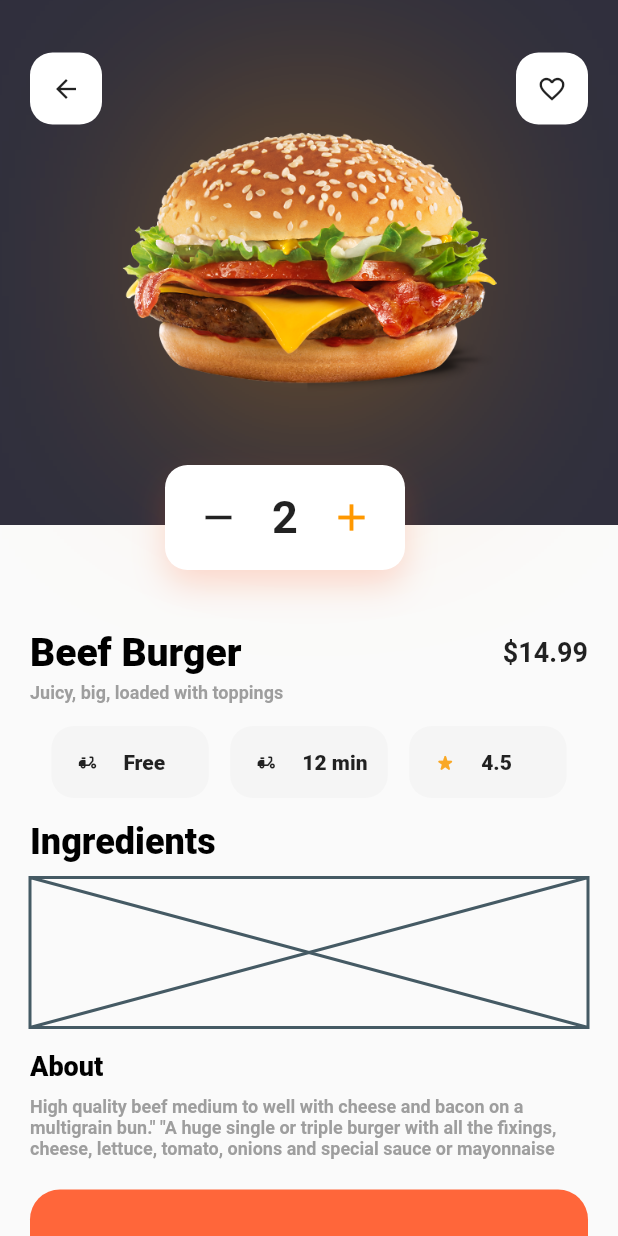
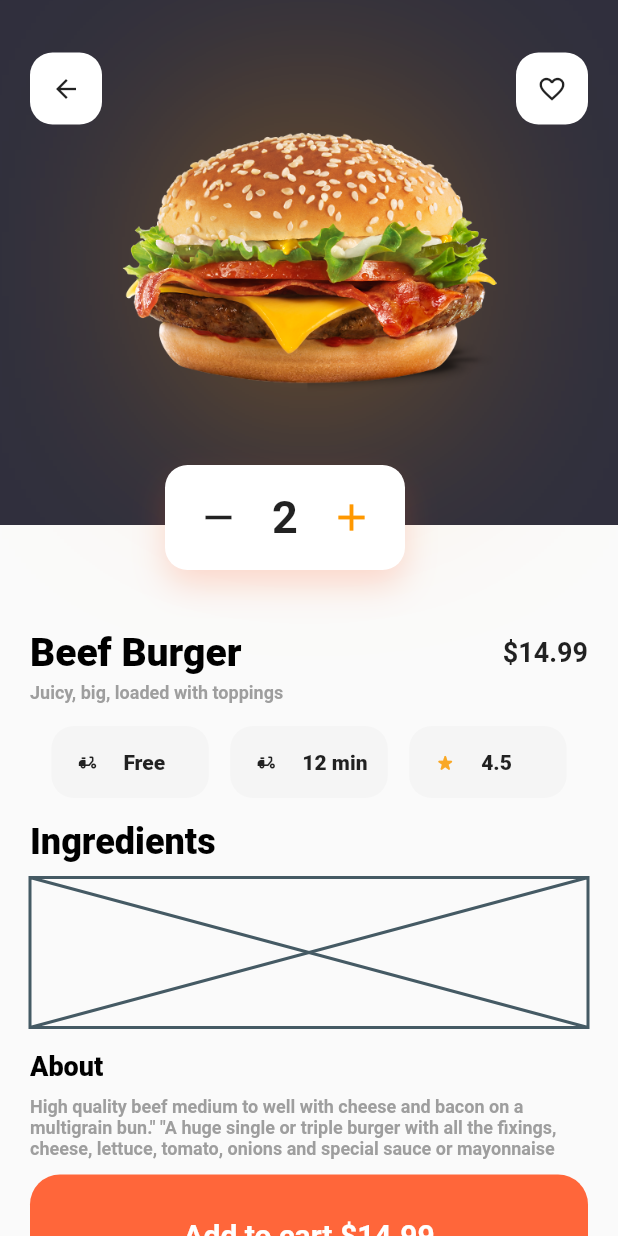
Before and after one commit to romolonobre/projeto_chillox, a Flutter app: the ProductInfoScreen screen opened directly with sample values from the repository, on a phone screen of 412 x 824 dp. Run offline on Flutter 3.47's test engine with Material 2 defaults, Android fonts, the phone set to English and light mode, and no system bars; our stand-ins replace flutter_svg; network calls fail.

Commit message:
created new dart file

```diff
--- /dev/null
+++ b/lib/screens/product_info_screen/add_to_cart_button.dart
@@ -0,0 +1,36 @@
+import 'package:flutter/material.dart';
+import 'package:projeto_chillox/models/popular_food.dart';
+
+///
+/// Add To Cart Butom
+///
+
+class AddToCartButton extends StatelessWidget {
+  const AddToCartButton({
+    Key? key,
+    required this.popularFood,
+  }) : super(key: key);
+
+  final PopularFood popularFood;
+
+  @override
+  Widget build(BuildContext context) {
+    return Container(
+      height: 80,
+      width: double.infinity,
+      decoration: BoxDecoration(
+        color: Color(0xffff663a),
+        borderRadius: BorderRadius.circular(
+          20,
+        ),
+      ),
+      child: Center(
+        child: Text(
+          'Add to cart ${popularFood.price}',
+          style: const TextStyle(
+              color: Colors.white, fontSize: 20, fontWeight: FontWeight.bold),
+        ),
+      ),
+    );
+  }
+}
--- a/lib/screens/product_info_screen/components/product_body.dart
+++ b/lib/screens/product_info_screen/components/product_body.dart
@@ -1,14 +1,13 @@
 import 'package:flutter/material.dart';
 import 'package:flutter/painting.dart';
 import 'package:flutter/widgets.dart';
-import 'package:projeto_chillox/components/buttom.dart';
-import 'package:projeto_chillox/components/delivery_info.dart';
 
 import 'package:projeto_chillox/models/popular_food.dart';
 import 'package:projeto_chillox/screens/product_info_screen/components/food_description.dart';
 import 'package:projeto_chillox/screens/product_info_screen/components/image_header.dart';
 import 'package:projeto_chillox/tipography/heading.dart';
 
+import '../add_to_cart_button.dart';
 import 'app_bar_buttons.dart';
 import 'delivery_info_content.dart';
 import 'food_details.dart';
@@ -82,31 +81,19 @@ class ProductBody extends StatelessWidget {
                       fallbackHeight: 100,
                     ),
                     const SizedBox(height: 15),
-                    DescriptionFood(
-                      popularFood: popularFood,
-                    ),
+
+                    ///
+                    /// This widget draws de desciption
+                    /// abount the current food
+                    ///
+
+                    DescriptionFood(popularFood: popularFood),
                     const SizedBox(height: 10),
 
-                    const SizedBox(height: 10),
-                    Container(
-                      height: 80,
-                      width: double.infinity,
-                      decoration: BoxDecoration(
-                        color: Color(0xffff663a),
-                        borderRadius: BorderRadius.circular(
-                          20,
-                        ),
-                      ),
-                      child: Center(
-                        child: Text(
-                          'Add to cart ${popularFood.price}',
-                          style: const TextStyle(
-                              color: Colors.white,
-                              fontSize: 20,
-                              fontWeight: FontWeight.bold),
-                        ),
-                      ),
-                    )
+                    ///
+                    /// Add To Cart Button
+                    ///
+                    AddToCartButton(popularFood: popularFood)
                   ],
                 ),
               ),
```
